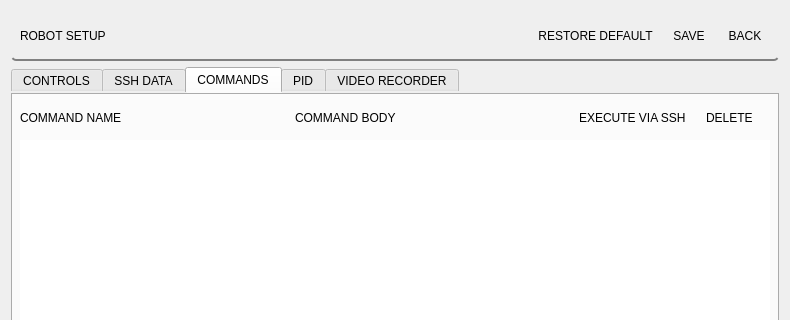
GroupOfRobots/MiniRysRQT, file setup_panel/resource/setup.ui: the form before one commit; both pictures show x 0 to 790 and y 0 to 320 of the 790 by 1082 pixel window.
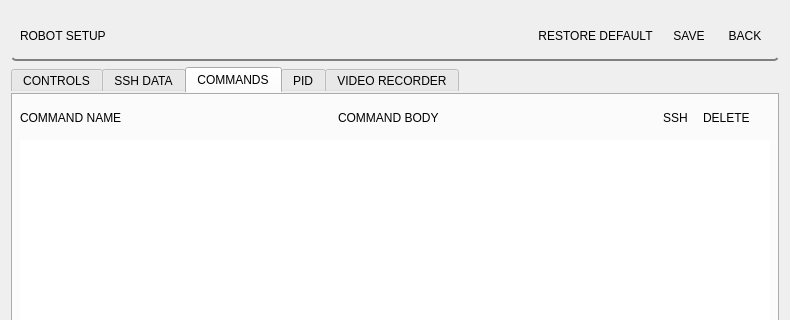
The form after the commit. The open tabs and pages were chosen to show the change.

```diff
--- a/setup_panel/resource/setup.ui
+++ b/setup_panel/resource/setup.ui
@@ -1030,6 +1030,19 @@
              </property>
             </widget>
            </item>
+           <item>
+            <spacer name="horizontalSpacer_18">
+             <property name="orientation">
+              <enum>Qt::Horizontal</enum>
+             </property>
+             <property name="sizeHint" stdset="0">
+              <size>
+               <width>40</width>
+               <height>20</height>
+              </size>
+             </property>
+            </spacer>
+           </item>
            <item>
             <widget class="QLabel" name="label_4">
              <property name="text">
@@ -1037,8 +1050,30 @@
              </property>
             </widget>
            </item>
+           <item>
+            <spacer name="horizontalSpacer_17">
+             <property name="orientation">
+              <enum>Qt::Horizontal</enum>
+             </property>
+             <property name="sizeType">
+              <enum>QSizePolicy::Expanding</enum>
+             </property>
+             <property name="sizeHint" stdset="0">
+              <size>
+               <width>40</width>
+               <height>20</height>
+              </size>
+             </property>
+            </spacer>
+           </item>
            <item>
             <widget class="QGroupBox" name="groupBox_2">
+             <property name="minimumSize">
+              <size>
+               <width>0</width>
+               <height>0</height>
+              </size>
+             </property>
              <property name="maximumSize">
               <size>
                <width>200</width>
@@ -1049,16 +1084,22 @@
               <string/>
              </property>
              <layout class="QHBoxLayout" name="horizontalLayout_11">
+              <property name="spacing">
+               <number>15</number>
+              </property>
+              <property name="rightMargin">
+               <number>20</number>
+              </property>
               <item>
                <widget class="QLabel" name="label_9">
                 <property name="maximumSize">
                  <size>
-                  <width>130</width>
+                  <width>50</width>
                   <height>16777215</height>
                  </size>
                 </property>
                 <property name="text">
-                 <string>EXECUTE VIA SSH</string>
+                 <string>SSH</string>
                 </property>
                </widget>
               </item>
```
Left out of the diff: 4 changed lines with no effect on the pictures.
